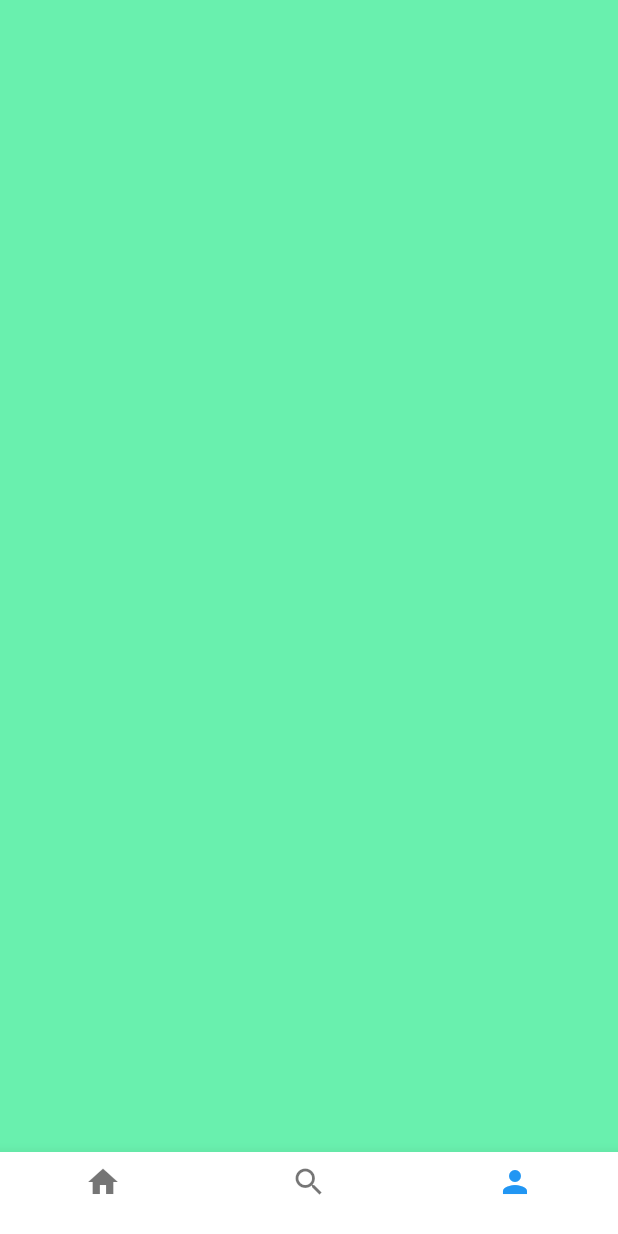
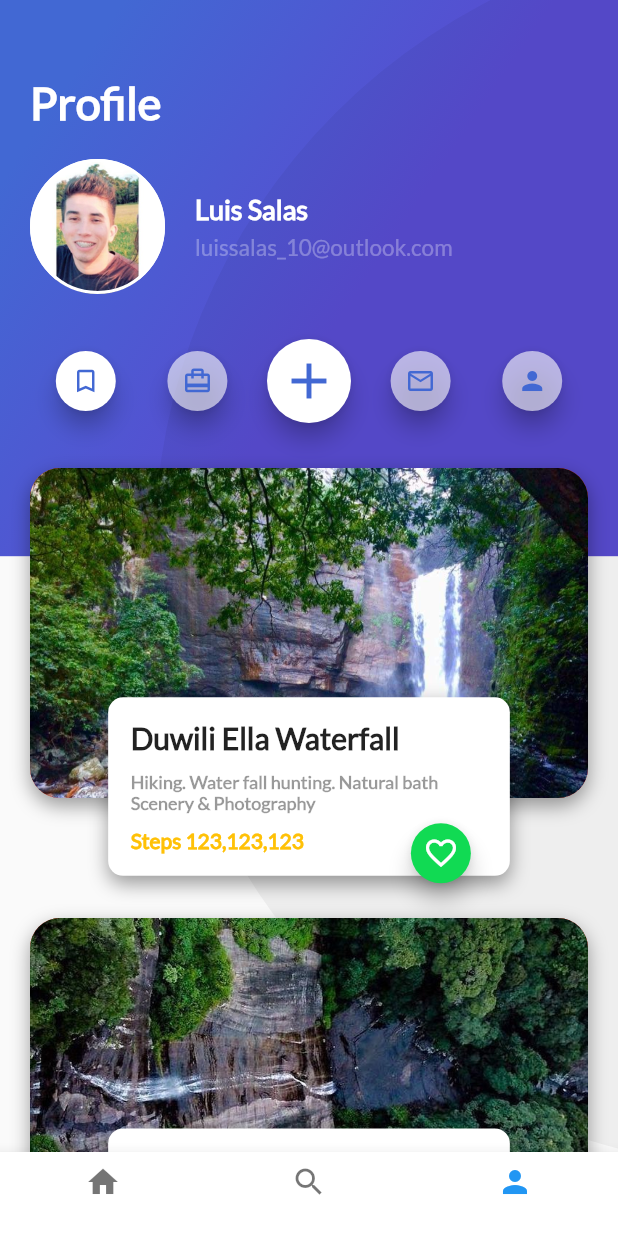
Before and after one commit to Pirris-Salas/FlutterAvanzado, a Flutter app: the screen it shows after launch, item 3 of the bottom bar chosen, on a phone screen of 412 x 824 dp. Run offline on Flutter 3.47's test engine with Material 2 defaults, Android fonts, the phone set to English and light mode, and no system bars; statements that could not run were skipped.

Commit message:
Se establece un proyecto base, combinando el proyecto de Anahí con mi versión del curso de Flutter básico, de forma que se ajusta a mis gustos

```diff
--- /dev/null
+++ b/lib/button_bar.dart
@@ -0,0 +1,25 @@
+import 'package:flutter/material.dart';
+import 'circle_button.dart';
+
+class ButtonsBar extends StatelessWidget {
+
+  @override
+  Widget build(BuildContext context) {
+    return Padding(
+        padding: EdgeInsets.symmetric(
+            horizontal: 0.0,
+            vertical: 10.0
+        ),
+        child: Row(
+          children: <Widget>[
+            CircleButton(true, Icons.turned_in_not, 20.0, Color.fromRGBO(255, 255, 255, 1)),
+            CircleButton(true, Icons.card_travel, 20.0, Color.fromRGBO(255, 255, 255, 0.6)),
+            CircleButton(false, Icons.add, 40.0, Color.fromRGBO(255, 255, 255, 1)),
+            CircleButton(true, Icons.mail_outline, 20.0, Color.fromRGBO(255, 255, 255, 0.6)),
+            CircleButton(true, Icons.person, 20.0, Color.fromRGBO(255, 255, 255, 0.6))
+          ],
+        )
+    );
+  }
+
+}
--- /dev/null
+++ b/lib/circle_button.dart
@@ -0,0 +1,39 @@
+import 'package:flutter/material.dart';
+
+class CircleButton extends StatefulWidget {
+  bool mini;
+  var icon;
+  double iconSize;
+  var color;
+
+  CircleButton(this.mini, this.icon, this.iconSize, this.color);
+
+  @override
+  State<StatefulWidget> createState() {
+    return _CircleButton();
+  }
+
+}
+
+class _CircleButton extends State<CircleButton> {
+
+  void onPressedButton() {
+
+  }
+
+  @override
+  Widget build(BuildContext context) {
+    return Expanded(
+        child: FloatingActionButton(
+          backgroundColor: widget.color,
+          mini: widget.mini,
+          onPressed: onPressedButton,
+          child: Icon(
+            widget.icon,
+            size: widget.iconSize,
+            color: Color(0xFF4268D3),
+          ),
+        )
+    );
+  }
+}
--- a/lib/description_place.dart
+++ b/lib/description_place.dart
@@ -7,7 +7,6 @@ class DescriptionPlace extends StatelessWidget {
   String descriptionPlace;
   String namePlace;
   int stars;
-
 
 
   DescriptionPlace(this.namePlace, this.stars, this.descriptionPlace);
@@ -47,34 +46,25 @@ class DescriptionPlace extends StatelessWidget {
       ),
     );
 
-    final placeDescription = Row(
-      mainAxisAlignment: MainAxisAlignment.start,
-      crossAxisAlignment: CrossAxisAlignment.start,
-      children: <Widget>[
-        Container(
+    final placeDescription = Container(
       //width: MediaQuery.of(context).size.width - 4,
       margin: EdgeInsets.only(
-            top: 17,
-            right: 2.0,
-            left: 2.0,
+        top: 20,
+        right: 20.0,
+        left: 20.0,
       ),
       child: Text(
         descriptionPlace,
         //overflow: TextOverflow.ellipsis,
         //maxLines: 20,
-            textAlign: TextAlign.left,
-            style: TextStyle(
-              fontSize: 14,
+        style: const TextStyle(
+            fontSize: 15.5,
             fontFamily: "Lato",
-              wordSpacing: 1.0,
             fontWeight: FontWeight.w500,
             color: Color(0xFF56575a)
           //letterSpacing: 0.5
-
         ),
       ),
-        ),
-      ],
     );
 
     final titleStars = Row(
@@ -107,17 +97,16 @@ class DescriptionPlace extends StatelessWidget {
     ],
     );
 
-    return Stack(
-      children: <Widget>[
-        Column(
+    return Column(
     crossAxisAlignment: CrossAxisAlignment.start,
     children: <Widget>[
     titleStars,
     placeDescription,
-            ButtonPurple("Navigate"),
-          ],
+    ButtonPurple("Navigate"
     )
-      ],
+    ,
+    ]
+    ,
     );
   }
 }
--- a/lib/home_trips.dart
+++ b/lib/home_trips.dart
@@ -5,17 +5,9 @@ import 'header_appbar.dart';
 
 class HomeTrips extends StatelessWidget{
 
-  String description =
-  """
-        Knuckles Duwili Ellla can be recognized as one
-     of the dream destination for any hiker.
-     Difficulty of reaching the destination has increased
-     the beauty of this location. It’s around 32Km Trek up
-     and down.
-     There are few roads you can use to reach
-     this destination. Some of the roads those I’ve heard
-     are Rambukoluwa, Atanwala, Meemure, Ranamure.
-    """;
+  String description = "Knuckles Duwili Ellla can be recognized as one of the dream destination for any hiker. Difficulty of reaching the destination has increased the beauty of this location. It’s around 32Km Trek up and down. \n\nThere are few roads you can use to reach this destination. Some of the roads those I’ve heard are Rambukoluwa, Atanwala, Meemure, Ranamure.";
+
+
 
   @override
   Widget build(BuildContext context) {
--- /dev/null
+++ b/lib/place.dart
@@ -0,0 +1,8 @@
+class Place {
+  String name;
+  String where;
+  String type;
+  String steps;
+
+  Place(this.name, this.where, this.type, this.steps);
+}
--- /dev/null
+++ b/lib/profile_background.dart
@@ -0,0 +1,39 @@
+import 'package:flutter/material.dart';
+
+class ProfileBackground extends StatelessWidget {
+  @override
+  Widget build(BuildContext context) {
+    double screenHeight = MediaQuery.of(context).size.height;
+    double screenWidth = MediaQuery.of(context).size.width;
+
+    return Container(
+      width: screenWidth,
+      height: screenHeight  * 0.45,
+      decoration: BoxDecoration(
+          gradient: LinearGradient(
+              colors: [
+                Color(0xFF4268D3),
+                Color(0xFF584CD1)
+              ],
+              begin: FractionalOffset(0.2, 0.0),
+              end: FractionalOffset(1.0, 0.6),
+              stops: [0.0, 0.6],
+              tileMode: TileMode.clamp
+          )
+      ),
+      child: FittedBox(
+        fit: BoxFit.none,
+        alignment: Alignment(-1.5, -0.8),
+        child: Container(
+          width: screenHeight,
+          height: screenHeight,
+          decoration: BoxDecoration(
+              color: Color.fromRGBO(0, 0, 0, 0.05),
+              borderRadius: BorderRadius.circular(screenHeight / 2)
+          ),
+        ),
+      ),
+    );
+  }
+
+}
--- /dev/null
+++ b/lib/profile_header.dart
@@ -0,0 +1,39 @@
+import 'package:flutter/material.dart';
+import 'user_info.dart';
+import 'button_bar.dart';
+
+class ProfileHeader extends StatelessWidget {
+  @override
+  Widget build(BuildContext context) {
+
+    final title = Text(
+      'Profile',
+      style: TextStyle(
+          fontFamily: 'Lato',
+          color: Colors.white,
+          fontWeight: FontWeight.bold,
+          fontSize: 30.0
+      ),
+    );
+
+    return Container(
+      margin: EdgeInsets.only(
+          left: 20.0,
+          right: 20.0,
+          top: 50.0
+      ),
+      child: Column(
+        children: <Widget>[
+          Row(
+            children: <Widget>[
+              title
+            ],
+          ),
+          UserInfo('assets/img/profile.jpg', 'Luis Salas','luissalas_10@outlook.com'),
+          ButtonsBar()
+        ],
+      ),
+    );
+  }
+
+}
--- /dev/null
+++ b/lib/profile_place.dart
@@ -0,0 +1,47 @@
+import 'package:flutter/material.dart';
+import 'place.dart';
+import 'profile_place_info.dart';
+
+class ProfilePlace extends StatelessWidget {
+
+  String image;
+  Place place;
+
+  ProfilePlace(this.image, this.place);
+
+  @override
+  Widget build(BuildContext context) {
+
+    final photoCard = Container(
+      margin: EdgeInsets.only(
+          top: 10.0,
+          bottom: 70.0
+      ),
+      height: 220.0,
+      decoration: BoxDecoration(
+          image: DecorationImage(
+              fit: BoxFit.cover,
+              image: AssetImage(image)
+          ),
+          borderRadius: BorderRadius.all(Radius.circular(20.0)),
+          color: Colors.red,
+          boxShadow: <BoxShadow>[
+            BoxShadow(
+                color: Colors.black38,
+                blurRadius: 10.0,
+                offset: Offset(0.0, 5.0)
+            )
+          ]
+      ),
+    );
+
+    return Stack(
+      alignment: Alignment(0.0, 0.8),
+      children: <Widget>[
+        photoCard,
+        ProfilePlaceInfo(place)
+      ],
+    );
+  }
+
+}
--- /dev/null
+++ b/lib/profile_place_info.dart
@@ -0,0 +1,98 @@
+import 'package:flutter/material.dart';
+import 'place.dart';
+import 'floating_action_button_green.dart';
+
+class ProfilePlaceInfo extends StatelessWidget {
+
+  Place place;
+
+  ProfilePlaceInfo(this.place);
+
+  @override
+  Widget build(BuildContext context) {
+    double screenWidth = MediaQuery.of(context).size.width;
+
+    final place = Text(
+      this.place.name,
+      style: TextStyle(
+          fontFamily: 'Lato',
+          fontSize: 20.0,
+          fontWeight: FontWeight.bold
+      ),
+    );
+
+    final placeInfo = Padding(
+        padding: EdgeInsets.symmetric(
+            vertical: 10.0
+        ),
+        child: Column(
+            crossAxisAlignment: CrossAxisAlignment.start,
+            children: <Widget>[
+              Text(
+                this.place.where,
+                style: TextStyle(
+                    color: Color.fromRGBO(0, 0, 0, 0.4),
+                    fontFamily: 'Lato',
+                    fontSize: 12.0,
+                    fontWeight: FontWeight.bold
+                ),
+              ),
+              Text(
+                this.place.type,
+                style: TextStyle(
+                    color: Color.fromRGBO(0, 0, 0, 0.4),
+                    fontFamily: 'Lato',
+                    fontSize: 12.0,
+                    fontWeight: FontWeight.bold
+                ),
+              )
+            ]
+        )
+    );
+
+    final steps = Text(
+      'Steps ${this.place.steps}',
+      style: TextStyle(
+          fontFamily: 'Lato',
+          fontSize: 14.0,
+          fontWeight: FontWeight.bold,
+          color: Colors.amber
+      ),
+    );
+
+    final card = Container(
+      width: screenWidth * 0.65,
+      decoration: BoxDecoration(
+          borderRadius: BorderRadius.all(Radius.circular(10.0)),
+          color: Colors.white,
+          boxShadow: <BoxShadow>[
+            BoxShadow(
+                color: Colors.black38,
+                blurRadius: 10.0,
+                offset: Offset(0.0, 5.0)
+            )
+          ]
+      ),
+      child: Padding(
+          padding: EdgeInsets.all(15.0),
+          child: Column(
+            crossAxisAlignment: CrossAxisAlignment.start,
+            children: <Widget>[
+              place,
+              placeInfo,
+              steps
+            ],
+          )
+      ),
+    );
+
+    return Stack(
+      alignment: Alignment(0.8, 1.25),
+      children: <Widget>[
+        card,
+        FloatingActionButtonGreen()
+      ],
+    );
+  }
+
+}
--- /dev/null
+++ b/lib/profile_places_list.dart
@@ -0,0 +1,28 @@
+import 'package:flutter/material.dart';
+import 'profile_place.dart';
+import 'place.dart';
+
+class ProfilePlacesList extends StatelessWidget {
+
+  Place place = new Place('Duwili Ella Waterfall', 'Hiking. Water fall hunting. Natural bath', 'Scenery & Photography', '123,123,123');
+  Place place2 = new Place('Forest Amazing View', 'Hiking. Water fall hunting. Natural bath. Amazing view', 'Scenery & Photography', '321,321,321');
+
+  @override
+  Widget build(BuildContext context) {
+    return Container(
+      margin: EdgeInsets.only(
+          top: 10.0,
+          left: 20.0,
+          right: 20.0,
+          bottom: 10.0
+      ),
+      child: Column(
+        children: <Widget>[
+          ProfilePlace('assets/img/waterfall.jpg', place),
+          ProfilePlace('assets/img/forest.jpg', place2),
+        ],
+      ),
+    );
+  }
+
+}
--- a/lib/profile_trips.dart
+++ b/lib/profile_trips.dart
@@ -1,10 +1,26 @@
 import 'package:flutter/material.dart';
+import 'profile_header.dart';
+import 'profile_places_list.dart';
+import 'profile_background.dart';
 
-class ProfileTrips extends StatelessWidget{
+class ProfileTrips extends StatelessWidget {
   @override
   Widget build(BuildContext context) {
-    return Container(
-      color: Colors.greenAccent,
+    // TODO: implement build
+    /*return Container(
+      color: Colors.indigo,
+    );*/
+    return Stack(
+      children: <Widget>[
+        ProfileBackground(),
+        ListView(
+          children: <Widget>[
+            ProfileHeader(),
+            ProfilePlacesList()
+
+          ],
+        ),
+      ],
     );
   }
 
--- a/lib/review.dart
+++ b/lib/review.dart
@@ -1,6 +1,7 @@
 import 'package:flutter/cupertino.dart';
 import 'package:flutter/material.dart';
 import 'package:flutter/painting.dart';
+import 'package:flutter/rendering.dart';
 import 'counting_stars.dart';
 
 // ignore: must_be_immutable
@@ -62,6 +63,8 @@ class Review extends StatelessWidget {
           top: 1.0,
           left: 10.0,
         ),
+          child: SizedBox(
+            width: 300.0,
             child: Text(
               comment,
               textAlign: TextAlign.left,
@@ -70,22 +73,20 @@ class Review extends StatelessWidget {
               style: TextStyle(
                 fontFamily: "Lato",
                 fontSize: 13.0,
-            fontWeight: FontWeight.bold,
+                fontWeight: FontWeight.w900,
               ),
             ),
-
+          ),
           );
 
-    final userDetails = Flexible(
-        child: Column(
+    final userDetails = Column(
       crossAxisAlignment: CrossAxisAlignment.start,
+      mainAxisSize: MainAxisSize.min,
       children: <Widget>[
         userName,
         userInfo,
         userComment
-
       ],
-    )
     );
 
 
--- /dev/null
+++ b/lib/user_info.dart
@@ -0,0 +1,76 @@
+import 'package:flutter/material.dart';
+
+class UserInfo extends StatelessWidget {
+
+  String imgProfile;
+  String name;
+  String email;
+
+  UserInfo(this.imgProfile, this.name, this.email);
+
+  @override
+  Widget build(BuildContext context) {
+
+    final userPhoto = Container(
+      width: 90.0,
+      height: 90.0,
+      margin: EdgeInsets.only(
+          right: 20.0
+      ),
+      decoration: BoxDecoration(
+          border: Border.all(
+              color: Colors.white,
+              width: 2.0,
+              style: BorderStyle.solid
+          ),
+          shape: BoxShape.circle,
+          image: DecorationImage(
+              fit: BoxFit.cover,
+              image: AssetImage(imgProfile)
+          )
+      ),
+    );
+
+    final userInfo = Column(
+      crossAxisAlignment: CrossAxisAlignment.start,
+      children: <Widget>[
+        Container(
+            margin: EdgeInsets.only(
+                bottom: 5.0
+            ),
+            child: Text(
+                name,
+                style: TextStyle(
+                  fontSize: 18.0,
+                  fontWeight: FontWeight.bold,
+                  color: Colors.white,
+                  fontFamily: 'Lato',
+                )
+            )
+        ),
+        Text(
+            email,
+            style: TextStyle(
+                fontSize: 15.0,
+                color: Colors.white30,
+                fontFamily: 'Lato'
+            )
+        ),
+      ],
+    );
+
+    return Container(
+      margin: EdgeInsets.symmetric(
+          vertical: 20.0,
+          horizontal: 0.0
+      ),
+      child: Row(
+        children: <Widget>[
+          userPhoto,
+          userInfo
+        ],
+      ),
+    );
+  }
+
+}
```
Also changed, not shown: 1 other file. Lines whose indentation alone changed are shown as unchanged.
